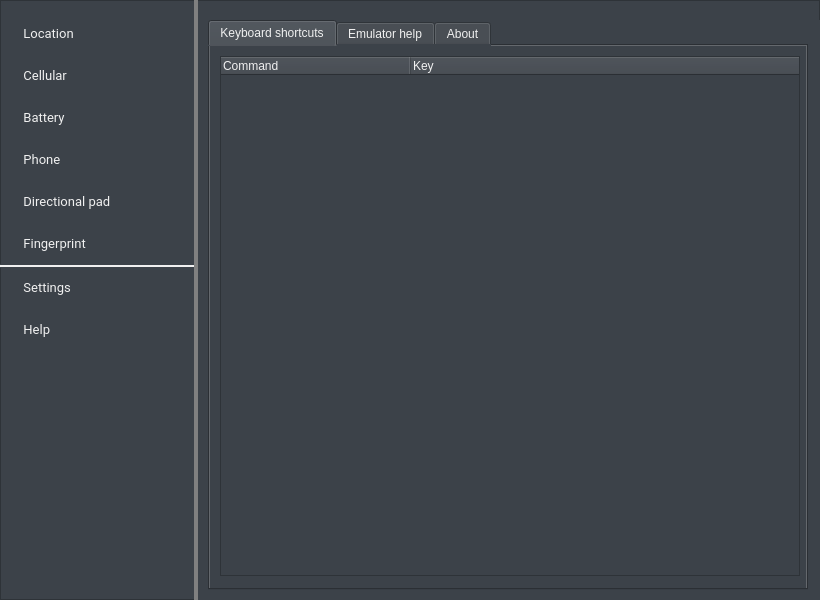
Before: the Qt Designer form android/skin/qt/extended.ui in aosp-mirror/platform_external_qemu, drawn with Qt 5.
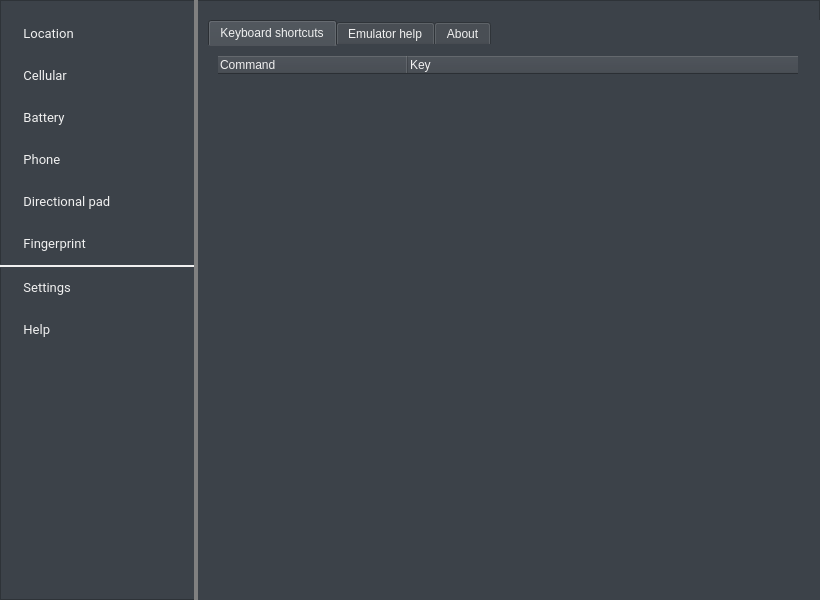
After: the same form once the commit is applied. The open tabs and pages were chosen to show the change. Icons and pictures are not drawn. Custom widgets are drawn as their Qt base class.

```diff
--- a/android/skin/qt/extended.ui
+++ b/android/skin/qt/extended.ui
@@ -60,6 +60,9 @@
    <property name="layoutDirection">
     <enum>Qt::LeftToRight</enum>
    </property>
+   <property name="styleSheet">
+    <string notr="true">border:none</string>
+   </property>
    <property name="currentIndex">
     <number>0</number>
    </property>
@@ -2441,7 +2444,7 @@
          <string>Command</string>
         </property>
         <property name="textAlignment">
-         <set>AlignLeft|AlignVCenter</set>
+         <set>AlignLeading|AlignVCenter</set>
         </property>
        </column>
        <column>
@@ -2449,7 +2452,7 @@
          <string>Key</string>
         </property>
         <property name="textAlignment">
-         <set>AlignLeft|AlignVCenter</set>
+         <set>AlignLeading|AlignVCenter</set>
         </property>
        </column>
       </widget>
```
Left out of the diff: 4 changed lines with no effect on the pictures.
